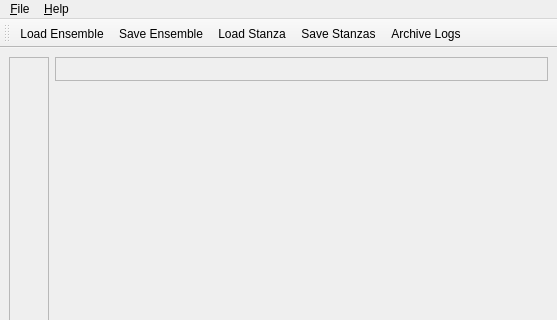
First picture: the form in trunk/maestro/gui/MaestroBase.ui, repository patrickhartling/maestro, before the edit; both pictures show x 0 to 557 and y 0 to 320 of the 557 by 523 pixel window.
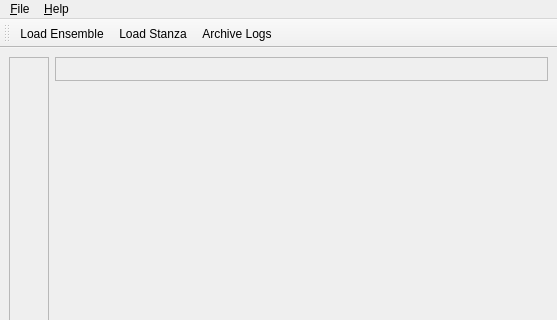
Second picture: the form after the edit. Icons and pictures are not drawn.

Patch:
```diff
--- a/trunk/maestro/gui/MaestroBase.ui
+++ b/trunk/maestro/gui/MaestroBase.ui
@@ -179,9 +179,7 @@
     <number>4</number>
    </attribute>
    <addaction name="mLoadEnsembleAction" />
-   <addaction name="mSaveEnsembleAction" />
    <addaction name="mLoadStanzaAction" />
-   <addaction name="mSaveStanzasAction" />
    <addaction name="mArchiveLogsAction" />
   </widget>
   <widget class="QDockWidget" name="mLogWindow" >
```
Left out of the diff: 2 changed lines with no effect on the pictures.
